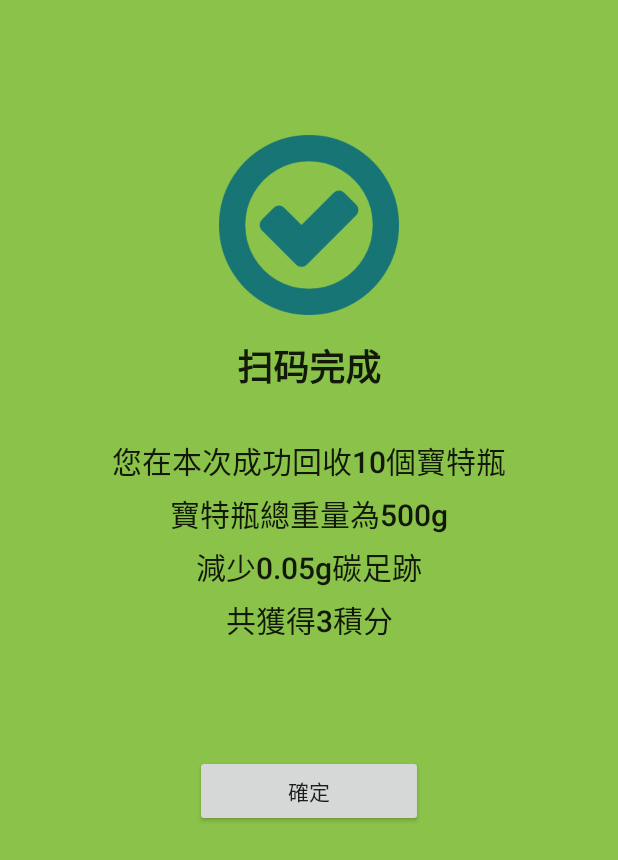
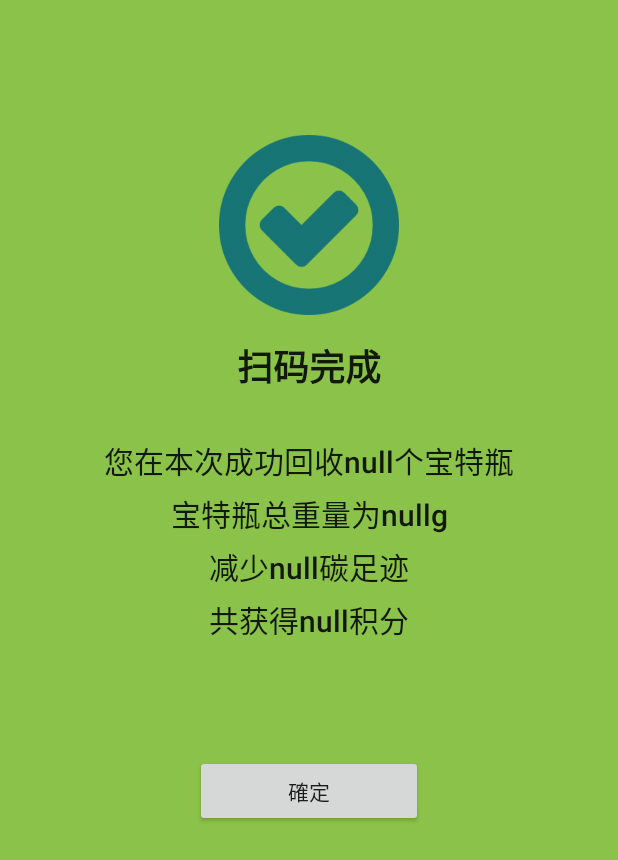
Before and after one commit to sun830910/GuanGuanBao, an Android app: the ScannerResultActivity screen opened directly, with no data from a screen before it, on a phone screen of 412 x 824 dp. Shown: the top 860 px of the screen. Run offline under Robolectric (Android 15) with nearby library versions, the phone set to English and light mode, and no system bars.

Commit message:
Finish BarCodeScanner with API Connected

```diff
--- a/app/src/main/java/com/enjoygreenlife/guanguanbao/model/DataModel/ScanQRCodeResult.java
+++ b/app/src/main/java/com/enjoygreenlife/guanguanbao/model/DataModel/ScanQRCodeResult.java
@@ -11,4 +11,44 @@ public class ScanQRCodeResult {
     private String totalCoals = "0";
     private String userId = "0";
     private String orderNo = "";
+
+    public void setTotalPoint(String totalPoint) {
+        this.totalPoint = totalPoint;
+    }
+
+    public void setTotalNums(String totalNums) {
+        this.totalNums = totalNums;
+    }
+
+    public void setTotalWeight(String totalWeight) {
+        this.totalWeight = totalWeight;
+    }
+
+    public void setTotalCoals(String totalCoals) {
+        this.totalCoals = totalCoals;
+    }
+
+    public String getTotalPoint() {
+        return totalPoint;
+    }
+
+    public String getTotalNums() {
+        return totalNums;
+    }
+
+    public String getTotalWeight() {
+        return totalWeight;
+    }
+
+    public String getTotalCoals() {
+        return totalCoals;
+    }
+
+    public String getUserId() {
+        return userId;
+    }
+
+    public String getOrderNo() {
+        return orderNo;
+    }
 }
--- a/app/src/main/java/com/enjoygreenlife/guanguanbao/view/home/HomeActivity.java
+++ b/app/src/main/java/com/enjoygreenlife/guanguanbao/view/home/HomeActivity.java
@@ -103,8 +103,8 @@ public class HomeActivity extends AppCompatActivity implements AMap.OnMyLocation
         // check if the request code is same as what is passed  here it is 2
         if (requestCode == 999) {
             if (data.getBooleanExtra("SUCCESS", false)) {
-                String message = data.getStringExtra("MESSAGE");
-                Toast.makeText(this, message, Toast.LENGTH_SHORT).show();
+//                String message = data.getStringExtra("MESSAGE");
+//                Toast.makeText(this, message, Toast.LENGTH_SHORT).show();
             } else {
                 System.out.println("CLOSE");
             }
--- a/app/src/main/java/com/enjoygreenlife/guanguanbao/view/scanner/ScannerResultActivity.java
+++ b/app/src/main/java/com/enjoygreenlife/guanguanbao/view/scanner/ScannerResultActivity.java
@@ -1,14 +1,65 @@
 package com.enjoygreenlife.guanguanbao.view.scanner;
 
+import android.content.Intent;
+import android.os.Bundle;
 import android.support.v7.app.AppCompatActivity;
-import android.os.Bundle;
+import android.view.View;
+import android.widget.Button;
+import android.widget.TextView;
+
 import com.enjoygreenlife.guanguanbao.R;
+import com.enjoygreenlife.guanguanbao.model.DataModel.ScanQRCodeResult;
 
 public class ScannerResultActivity extends AppCompatActivity {
-
+    private ScanQRCodeResult _result = new ScanQRCodeResult();
+    private TextView _numCountTextView;
+    private TextView _weightCountTextView;
+    private TextView _coalCountTextView;
+    private TextView _pointsCountTextView;
+    private Button _okButton;
     @Override
     protected void onCreate(Bundle savedInstanceState) {
         super.onCreate(savedInstanceState);
         setContentView(R.layout.activity_scanner_result);
+        processView();
+        processController();
+        processData();
+    }
+
+    private void processController() {
+        _okButton.setOnClickListener(new View.OnClickListener() {
+            @Override
+            public void onClick(View v) {
+                Intent intent = new Intent();
+                intent.putExtra("SUCCESS", true);
+                setResult(1001, intent);
+                finish();
+            }
+        });
+    }
+
+    private void processView() {
+        _numCountTextView = (TextView) findViewById(R.id.content_numCount_scanner_success);
+        _weightCountTextView = (TextView) findViewById(R.id.content_weightCount_scanner_success);
+        _coalCountTextView = (TextView) findViewById(R.id.content_coalCount_scanner_success);
+        _pointsCountTextView = (TextView) findViewById(R.id.content_point_scanner_success);
+        _okButton = (Button) findViewById(R.id.scanner_ok_button);
+    }
+
+    private void processData() {
+        _result.setTotalNums(getIntent().getStringExtra("NUMBER_OF_BOTTLES"));
+        _result.setTotalWeight(getIntent().getStringExtra("WEIGHT_OF_BOTTLES"));
+        _result.setTotalCoals(getIntent().getStringExtra("WEIGHT_OF_COALS"));
+        _result.setTotalPoint(getIntent().getStringExtra("POINTS"));
+
+        _numCountTextView.setText(getText(R.string.content_numCount_scanner_success_prefix) + _result.getTotalNums() + getText(R.string.content_numCount_scanner_success_suffix));
+        _weightCountTextView.setText(getText(R.string.content_weightCount_scanner_success_prefix) + _result.getTotalWeight() + "g");
+        _coalCountTextView.setText(getText(R.string.content_coalCount_scanner_success_prefix) + _result.getTotalCoals() + getText(R.string.content_coalCount_scanner_success_suffix));
+        _pointsCountTextView.setText(getText(R.string.content_point_scanner_success_prefix) + _result.getTotalPoint() + getText(R.string.content_point_scanner_success_suffix));
+    }
+
+    @Override
+    public void onBackPressed() {
+        finish();
     }
 }
--- a/app/src/main/res/layout/activity_scanner_result.xml
+++ b/app/src/main/res/layout/activity_scanner_result.xml
@@ -32,7 +32,7 @@
         android:layout_height="wrap_content"
         android:layout_marginBottom="5sp"
         android:layout_marginTop="30sp"
-        android:text="@string/content_numCount_scanner_success"
+        android:text="@string/content_numCount_scanner_success_prefix"
         android:textAlignment="center"
         android:textAppearance="@style/TextAppearance.AppCompat.Title" />
 
@@ -41,7 +41,7 @@
         android:layout_width="match_parent"
         android:layout_height="wrap_content"
         android:layout_marginBottom="5sp"
-        android:text="@string/content_weightCount_scanner_success"
+        android:text="@string/content_weightCount_scanner_success_prefix"
         android:textAlignment="center"
         android:textAppearance="@style/TextAppearance.AppCompat.Title" />
 
@@ -50,7 +50,7 @@
         android:layout_width="match_parent"
         android:layout_height="wrap_content"
         android:layout_marginBottom="5sp"
-        android:text="@string/content_coalCount_scanner_success"
+        android:text="@string/content_coalCount_scanner_success_prefix"
         android:textAlignment="center"
         android:textAppearance="@style/TextAppearance.AppCompat.Title" />
 
@@ -59,7 +59,7 @@
         android:layout_width="match_parent"
         android:layout_height="wrap_content"
         android:layout_marginBottom="5sp"
-        android:text="@string/content_point_scanner_success"
+        android:text="@string/content_point_scanner_success_prefix"
         android:textAlignment="center"
         android:textAppearance="@style/TextAppearance.AppCompat.Title" />
 
--- a/app/src/main/res/values/strings.xml
+++ b/app/src/main/res/values/strings.xml
@@ -28,10 +28,13 @@
     <string name="title_settings">设置</string>
 
     <string name="title_scanner_success">扫码完成</string>
-    <string name="content_numCount_scanner_success">您在本次成功回收10個寶特瓶</string>
-    <string name="content_weightCount_scanner_success">寶特瓶總重量為500g</string>
-    <string name="content_coalCount_scanner_success">減少0.05g碳足跡</string>
-    <string name="content_point_scanner_success">共獲得3積分</string>
+    <string name="content_numCount_scanner_success_prefix">您在本次成功回收</string>
+    <string name="content_numCount_scanner_success_suffix">个宝特瓶</string>
+    <string name="content_weightCount_scanner_success_prefix">宝特瓶总重量为</string>
+    <string name="content_coalCount_scanner_success_prefix">减少</string>
+    <string name="content_coalCount_scanner_success_suffix">碳足迹</string>
+    <string name="content_point_scanner_success_prefix">共获得</string>
+    <string name="content_point_scanner_success_suffix">积分</string>
 
     <string name="unit_co2_gram">公克</string>
     <string name="title_total_co2">减少碳足迹</string>
```
Also changed, not shown: app/src/main/java/com/enjoygreenlife/guanguanbao/view/scanner/BaseScannerActivity.java (+31 -32 lines).
